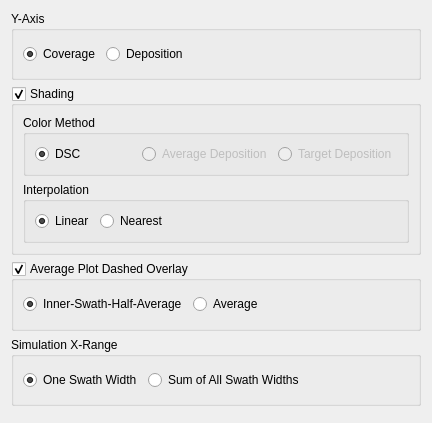
Qt form resources/cardPlotOptions.ui (gill14/AccuPatt) before a commit.
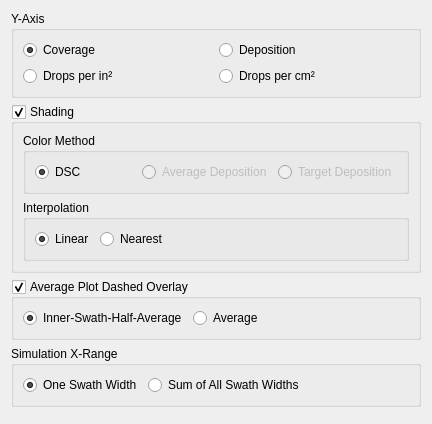
The same form after that commit.

Commit message: add drops/area for card y-axis, update sim plot y-axis labels and legend

```diff
--- a/resources/cardPlotOptions.ui
+++ b/resources/cardPlotOptions.ui
@@ -25,8 +25,8 @@
      <property name="title">
       <string>Y-Axis</string>
      </property>
-     <layout class="QHBoxLayout" name="horizontalLayout">
-      <item>
+     <layout class="QGridLayout" name="gridLayout">
+      <item row="0" column="0">
        <widget class="QRadioButton" name="rb_coverage">
         <property name="text">
          <string>Coverage</string>
@@ -36,28 +36,26 @@
         </property>
        </widget>
       </item>
-      <item>
+      <item row="0" column="1">
        <widget class="QRadioButton" name="rb_deposition">
-        <property name="enabled">
-         <bool>true</bool>
-        </property>
         <property name="text">
          <string>Deposition</string>
         </property>
        </widget>
       </item>
-      <item>
-       <spacer name="horizontalSpacer">
-        <property name="orientation">
-         <enum>Qt::Horizontal</enum>
+      <item row="1" column="0">
+       <widget class="QRadioButton" name="rb_drops_per_in2">
+        <property name="text">
+         <string>Drops per in²</string>
         </property>
-        <property name="sizeHint" stdset="0">
-         <size>
-          <width>40</width>
-          <height>20</height>
-         </size>
+       </widget>
+      </item>
+      <item row="1" column="1">
+       <widget class="QRadioButton" name="rb_drops_per_cm2">
+        <property name="text">
+         <string>Drops per cm²</string>
         </property>
-       </spacer>
+       </widget>
       </item>
      </layout>
     </widget>
```
The commit also changes 8 other files.
